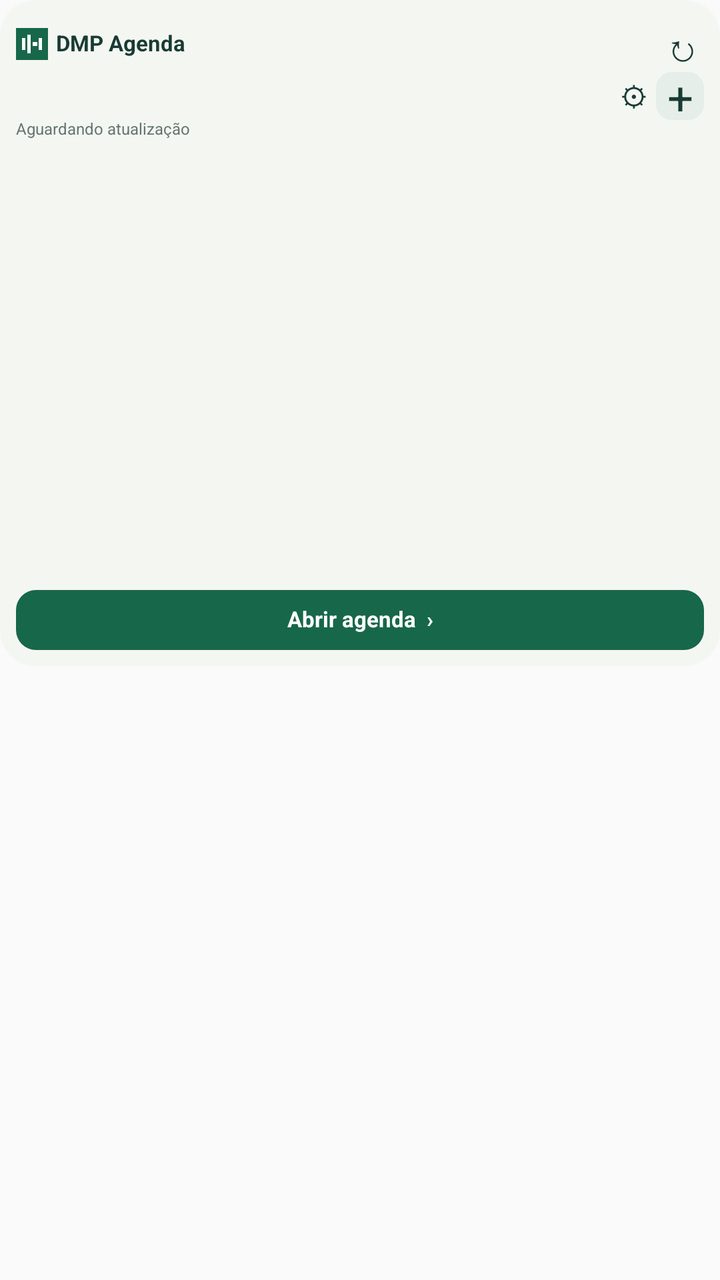
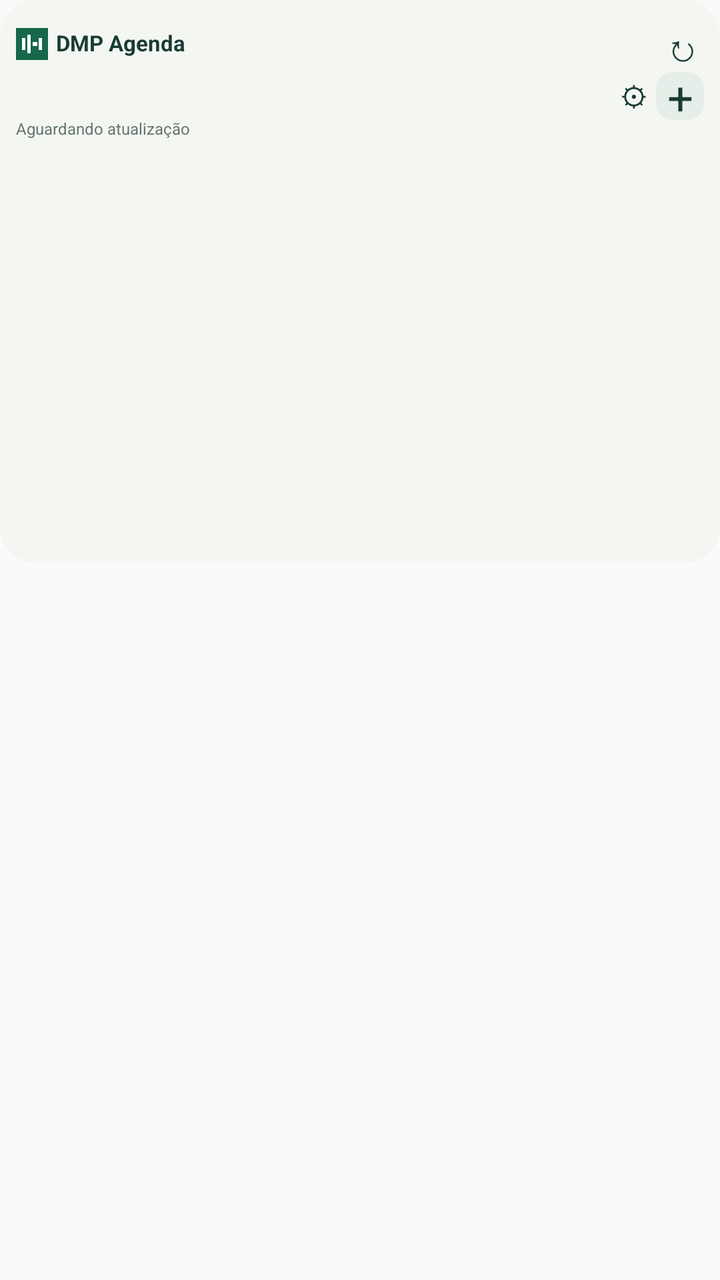

Screens rendered from an Android XML layout before and after an edit, with the pre-edit source and the edit as a unified diff.
<!-- AndroidManifest.xml: application theme android:Theme.Material.Light.NoActionBar -->
<!-- res/layout/agenda_widget_compact.xml -->
<FrameLayout xmlns:android="http://schemas.android.com/apk/res/android" android:id="@+id/root" android:layout_width="match_parent" android:layout_height="match_parent">
  <RelativeLayout android:id="@+id/shell" android:layout_width="match_parent" android:layout_height="wrap_content">
    <ImageView android:id="@+id/shell_bg" android:layout_width="match_parent" android:layout_height="0dp" android:scaleType="fitXY" android:contentDescription="" android:layout_alignTop="@id/content" android:layout_alignBottom="@id/content" android:src="@drawable/widget_surface" />
    <LinearLayout android:layout_width="match_parent" android:layout_height="wrap_content" android:orientation="vertical" android:padding="8dp" android:id="@+id/content">
      <LinearLayout android:layout_width="match_parent" android:layout_height="28dp" android:orientation="horizontal" android:gravity="center_vertical">
        <ImageView android:layout_width="16dp" android:layout_height="16dp" android:src="@drawable/icon" android:contentDescription="DMP" />
        <TextView android:id="@+id/header" android:layout_width="0dp" android:layout_height="wrap_content" android:text="DMP Agenda" android:textSize="11sp" android:textColor="#183B33" android:includeFontPadding="false" android:layout_weight="1" android:paddingStart="4dp" android:maxLines="1" android:ellipsize="end" android:textStyle="bold" />
        <TextView android:id="@+id/refresh" android:layout_width="22dp" android:layout_height="24dp" android:text="↻" android:textSize="19sp" android:textColor="#183B33" android:includeFontPadding="false" android:gravity="center" android:contentDescription="Atualizar" />
      </LinearLayout>
      <LinearLayout android:layout_width="match_parent" android:layout_height="24dp" android:orientation="horizontal" android:gravity="center_vertical">
        <TextView android:id="@+id/date" android:layout_width="0dp" android:layout_height="wrap_content" android:text="" android:textSize="9sp" android:includeFontPadding="false" android:layout_weight="1" android:maxLines="1" android:textColor="#5D706A" />
        <TextView android:id="@+id/settings" android:layout_width="22dp" android:layout_height="20dp" android:text="⚙" android:textSize="14sp" android:textColor="#183B33" android:includeFontPadding="false" android:gravity="center" android:contentDescription="Configurar widget" />
        <TextView android:id="@+id/add" android:layout_width="24dp" android:layout_height="24dp" android:text="+" android:textSize="23sp" android:textColor="#183B33" android:includeFontPadding="false" android:gravity="center" android:contentDescription="Adicionar compromisso" android:background="@drawable/widget_add" />
      </LinearLayout>
      <TextView android:id="@+id/updated" android:layout_width="match_parent" android:layout_height="wrap_content" android:text="Aguardando atualização" android:textSize="8sp" android:includeFontPadding="false" android:textColor="#64766F" android:paddingBottom="4dp" android:maxLines="1" />
      <ListView android:layout_width="match_parent" android:layout_height="200dp" android:id="@+id/items" android:divider="@null" android:scrollbars="vertical" android:cacheColorHint="@android:color/transparent" android:nestedScrollingEnabled="false">
</ListView>
      <TextView android:id="@+id/more" android:layout_width="match_parent" android:layout_height="wrap_content" android:text="" android:textSize="10sp" android:includeFontPadding="false" android:paddingTop="4dp" android:textColor="#386453" android:maxLines="1" />
      <TextView android:id="@+id/agenda" android:layout_width="match_parent" android:layout_height="30dp" android:text="Abrir agenda  ›" android:textSize="11sp" android:includeFontPadding="false" android:background="@drawable/widget_button" android:textColor="#FFFFFF" android:gravity="center" android:textStyle="bold" android:layout_marginTop="6dp" />
    </LinearLayout>
  </RelativeLayout>
</FrameLayout>
<!-- resources referenced by this layout -->
<resources>
  <!-- drawable icon (drawable) -->
  <vector xmlns:android="http://schemas.android.com/apk/res/android" android:width="48dp" android:height="48dp" android:viewportWidth="48" android:viewportHeight="48"><path android:fillColor="#17674B" android:pathData="M0,0h48v48h-48z"/><path android:fillColor="#FFFFFF" android:pathData="M9,15h5v18h-5zM17,10h5v28h-5zM25,21h7v6h-7zM34,15h5v18h-5z"/></vector>
  <!-- drawable widget_add (drawable) -->
  <shape xmlns:android="http://schemas.android.com/apk/res/android" android:shape="rectangle"><solid android:color="#E5EEE8"/><corners android:radius="8dp"/></shape>
  <!-- drawable widget_button (drawable) -->
  <shape xmlns:android="http://schemas.android.com/apk/res/android" android:shape="rectangle"><solid android:color="#17674B"/><corners android:radius="10dp"/></shape>
  <!-- drawable widget_surface (drawable) -->
  <shape xmlns:android="http://schemas.android.com/apk/res/android" android:shape="rectangle"><solid android:color="#F4F6F2"/><corners android:radius="18dp"/></shape>
</resources>

<!-- the commit's change to res/layout/agenda_widget_compact.xml (unified diff, before → after) -->
@@ -15,8 +15,6 @@
       <TextView android:id="@+id/updated" android:layout_width="match_parent" android:layout_height="wrap_content" android:text="Aguardando atualização" android:textSize="8sp" android:includeFontPadding="false" android:textColor="#64766F" android:paddingBottom="4dp" android:maxLines="1" />
       <ListView android:layout_width="match_parent" android:layout_height="200dp" android:id="@+id/items" android:divider="@null" android:scrollbars="vertical" android:cacheColorHint="@android:color/transparent" android:nestedScrollingEnabled="false">
 </ListView>
-      <TextView android:id="@+id/more" android:layout_width="match_parent" android:layout_height="wrap_content" android:text="" android:textSize="10sp" android:includeFontPadding="false" android:paddingTop="4dp" android:textColor="#386453" android:maxLines="1" />
-      <TextView android:id="@+id/agenda" android:layout_width="match_parent" android:layout_height="30dp" android:text="Abrir agenda  ›" android:textSize="11sp" android:includeFontPadding="false" android:background="@drawable/widget_button" android:textColor="#FFFFFF" android:gravity="center" android:textStyle="bold" android:layout_marginTop="6dp" />
     </LinearLayout>
   </RelativeLayout>
 </FrameLayout>
<!-- resource entries referenced after the edit -->
@@ -4,8 +4,6 @@
   <vector xmlns:android="http://schemas.android.com/apk/res/android" android:width="48dp" android:height="48dp" android:viewportWidth="48" android:viewportHeight="48"><path android:fillColor="#17674B" android:pathData="M0,0h48v48h-48z"/><path android:fillColor="#FFFFFF" android:pathData="M9,15h5v18h-5zM17,10h5v28h-5zM25,21h7v6h-7zM34,15h5v18h-5z"/></vector>
   <!-- drawable widget_add (drawable) -->
   <shape xmlns:android="http://schemas.android.com/apk/res/android" android:shape="rectangle"><solid android:color="#E5EEE8"/><corners android:radius="8dp"/></shape>
-  <!-- drawable widget_button (drawable) -->
-  <shape xmlns:android="http://schemas.android.com/apk/res/android" android:shape="rectangle"><solid android:color="#17674B"/><corners android:radius="10dp"/></shape>
   <!-- drawable widget_surface (drawable) -->
   <shape xmlns:android="http://schemas.android.com/apk/res/android" android:shape="rectangle"><solid android:color="#F4F6F2"/><corners android:radius="18dp"/></shape>
 </resources>
